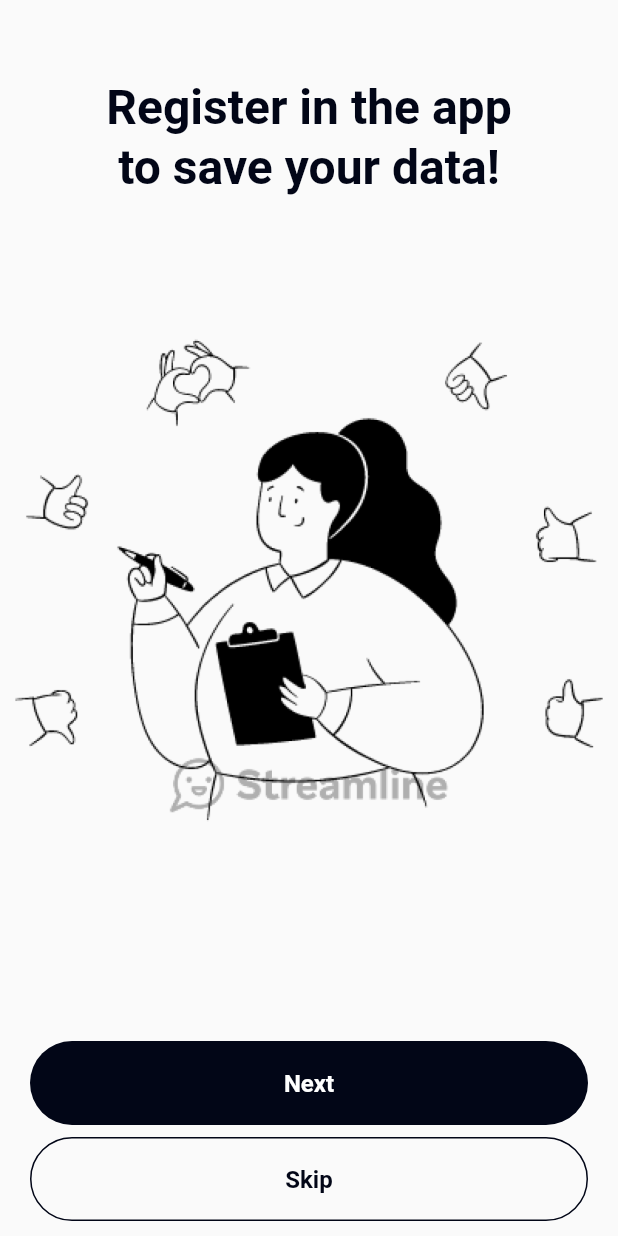
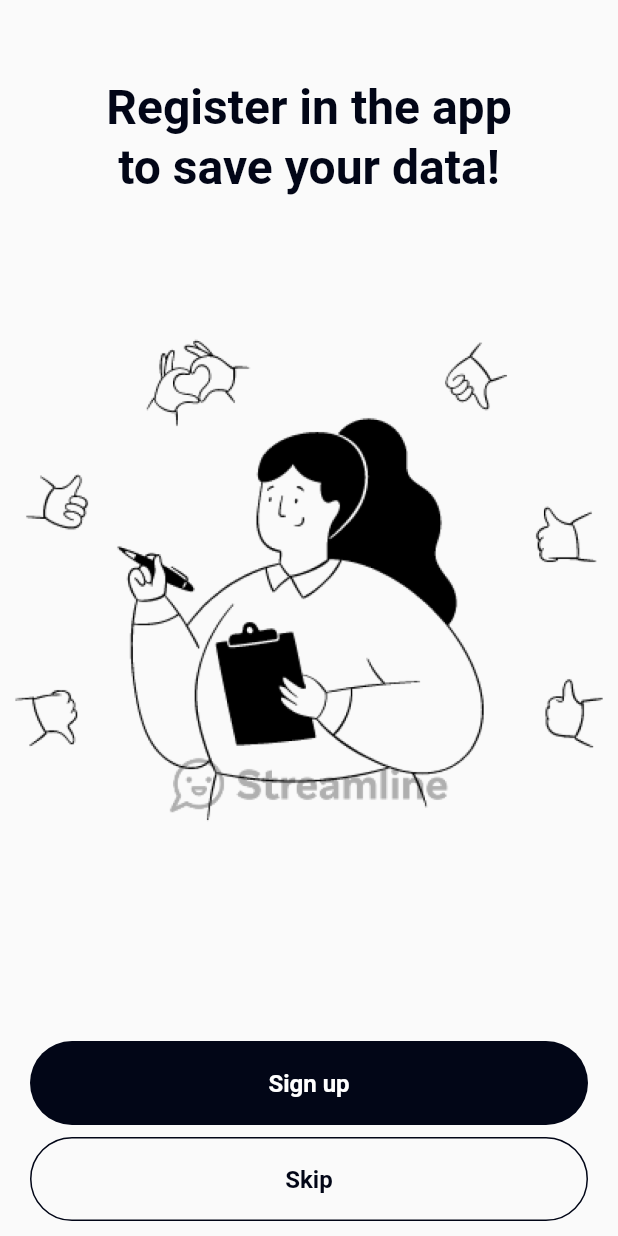
Before and after one commit to trip-ai/tripai_mobile, a Flutter app: the screen it shows after launch, after a tap on "Next", on a phone screen of 412 x 824 dp. Run offline on Flutter 3.47's test engine with Material 2 defaults, Android fonts, the phone set to English and light mode, and no system bars; our stand-ins replace firebase_core, flutter_svg, go_router, google_sign_in, hive_flutter; accounts and stored records are empty.

Commit message:
ref: button title to sign up;

```diff
--- a/lib/l10n/intl_en.arb
+++ b/lib/l10n/intl_en.arb
@@ -7,6 +7,7 @@
   "message": "You have pushed the button this many times:",
   "nextBtn": "Next",
   "registerText": "Register in the app\nto save your data!",
+  "signUp": "Sign up",
   "skipBtn": "Skip",
   "startBtn": "Getting started",
   "taglineText": "Your AI-enhanced\ntrip advisor",
--- a/lib/l10n/intl_uz.arb
+++ b/lib/l10n/intl_uz.arb
@@ -7,6 +7,7 @@
   "message": "Siz tugamani shuncha martta bosgansiz:",
   "nextBtn": "Next",
   "registerText": "Register in the app\nto save your data!",
+  "signUp": "Sign up",
   "skipBtn": "Skip",
   "startBtn": "Getting started",
   "taglineText": "Your AI-enhanced\ntrip advisor",
--- a/lib/presentation/pages/login_page/login_page.dart
+++ b/lib/presentation/pages/login_page/login_page.dart
@@ -44,7 +44,7 @@ class LoginPage extends StatelessWidget {
               child: Column(
                 children: [
                   ButtonContainer(
-                    title: S.current.nextBtn,
+                    title: S.current.signUp,
                     onTap: () async {
                       GoogleSignIn googleSignIn = GoogleSignIn();
                       var singIn = await googleSignIn.signIn();
```
Also changed, not shown: lib/generated/intl/messages_en.dart, lib/generated/intl/messages_uz.dart, lib/generated/l10n.dart.
